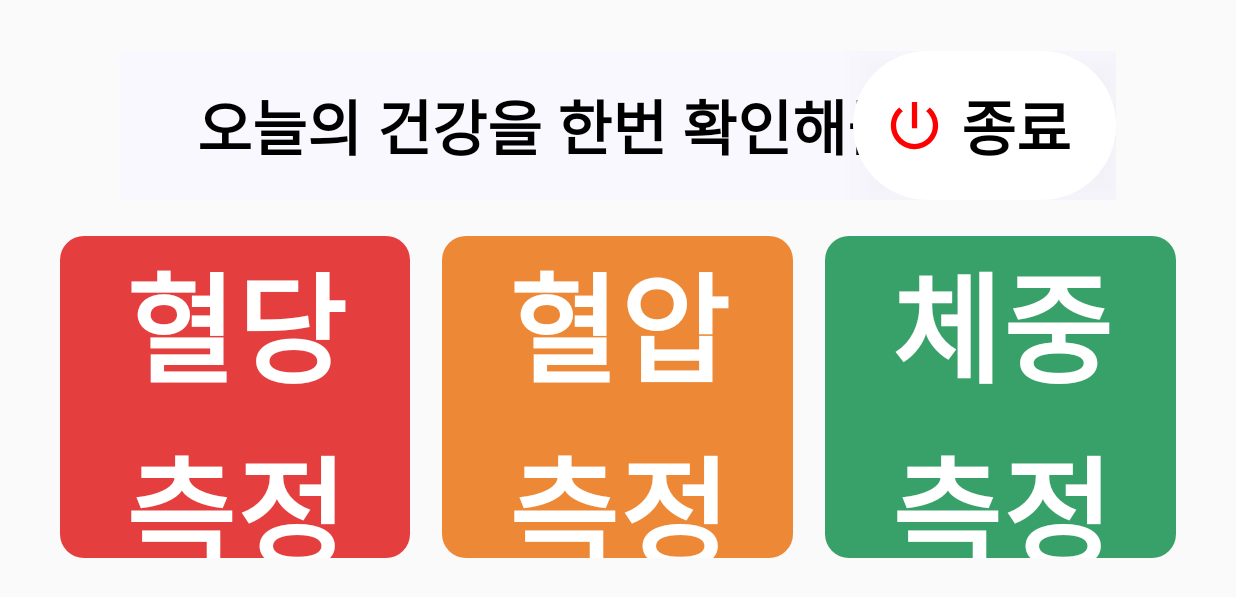
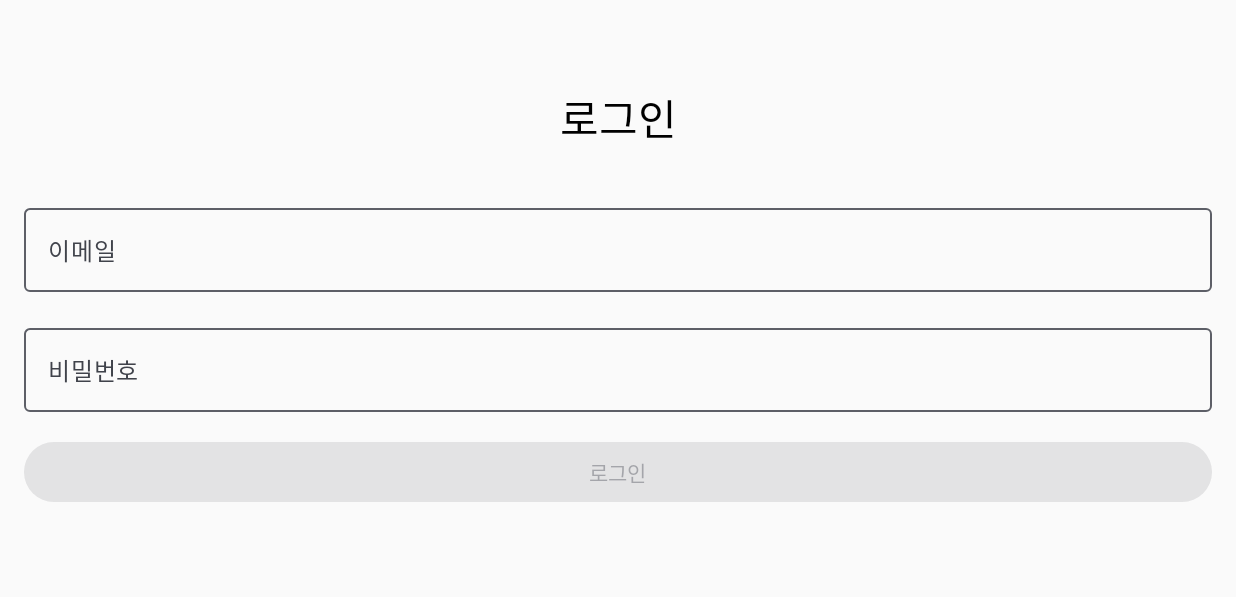
Before and after one commit to qkrtnfks128/MyApplication, an Android app built with Jetpack Compose: the screen it shows after launch (MainActivity), after a tap on "혈압", on a phone screen of 824 x 412 dp (held sideways). Shown: the top 597 px of the screen. Run offline under Robolectric (Android 15) with nearby library versions, the phone set to English and light mode, and no system bars; Roboto replaces fonts that are not available here.

Commit message:
AndroidManifest.xml에 MyApplication 클래스 추가, AppNavigation에 로그인 화면 추가 및 MainActivity에서 로그인 상태 확인 로직 구현. MainScreen에서 버튼 클릭 시 로그인 상태 체크 및 네비게이션 로직 추가.

```diff
--- a/app/src/main/AndroidManifest.xml
+++ b/app/src/main/AndroidManifest.xml
@@ -3,6 +3,7 @@
     xmlns:tools="http://schemas.android.com/tools">
 
     <application
+        android:name=".MyApplication"
         android:allowBackup="true"
         android:dataExtractionRules="@xml/data_extraction_rules"
         android:fullBackupContent="@xml/backup_rules"
--- /dev/null
+++ b/app/src/main/java/com/example/myapplication/MyApplication.kt
@@ -0,0 +1,29 @@
+package com.example.myapplication
+
+import android.app.Application
+import com.example.myapplication.controller.AuthController
+import com.example.myapplication.manager.UserManager
+import com.example.myapplication.repository.AuthRepository
+import com.example.myapplication.repository.AuthRepositoryImpl
+import com.example.myapplication.utils.LogManager
+
+private const val TAG = "MyApplication"
+class MyApplication : Application() {
+
+    override fun onCreate() {
+        super.onCreate()
+        initializeDependencies()
+        LogManager.info(TAG, "MyApplication created")
+    }
+
+    private fun initializeDependencies() {
+        // Repository 생성
+        val authRepository: AuthRepository = AuthRepositoryImpl()
+
+        // Controller 생성
+        val authController = AuthController(authRepository)
+
+        // UserManager 초기화
+        UserManager.initialize(authController)
+    }
+}
--- /dev/null
+++ b/app/src/main/java/com/example/myapplication/controller/AuthController.kt
@@ -0,0 +1,50 @@
+package com.example.myapplication.controller
+
+import com.example.myapplication.model.User
+import com.example.myapplication.repository.AuthRepository
+import kotlinx.coroutines.flow.Flow
+import kotlinx.coroutines.flow.MutableStateFlow
+import kotlinx.coroutines.flow.StateFlow
+import kotlinx.coroutines.flow.asStateFlow
+
+class AuthController(
+    private val authRepository: AuthRepository
+) {
+    private val _currentUser = MutableStateFlow<User?>(null)
+    val currentUser: StateFlow<User?> = _currentUser.asStateFlow()
+
+    suspend fun login(email: String, password: String): Result<User> {
+        return authRepository.login(email, password).also { result ->
+            result.onSuccess { user ->
+                _currentUser.value = user
+            }
+        }
+    }
+
+    suspend fun logout(): Result<Unit> {
+        return authRepository.logout().also { result ->
+            if (result.isSuccess) {
+                _currentUser.value = null
+            }
+        }
+    }
+
+    suspend fun getCurrentUser(): User? {
+        return authRepository.getCurrentUser().also { user ->
+            _currentUser.value = user
+        }
+    }
+
+    suspend fun updateUser(user: User) {
+        authRepository.saveUser(user)
+        _currentUser.value = user
+    }
+
+    fun observeUser(): Flow<User?> {
+        return currentUser
+    }
+
+    fun isLoggedIn(): Boolean {
+        return currentUser.value?.isLoggedIn == true
+    }
+}
--- /dev/null
+++ b/app/src/main/java/com/example/myapplication/manager/UserManager.kt
@@ -0,0 +1,47 @@
+package com.example.myapplication.manager
+
+import com.example.myapplication.controller.AuthController
+import com.example.myapplication.model.User
+import com.example.myapplication.utils.LogManager
+import kotlinx.coroutines.flow.StateFlow
+
+object UserManager {
+  private const val TAG = "UserManager"
+
+    private var authController: AuthController? = null
+
+    fun initialize(authController: AuthController) {
+        this.authController = authController
+        LogManager.info(TAG, "UserManager initialized")
+    }
+
+    fun getAuthController(): AuthController? {
+        return authController
+    }
+
+    suspend fun login(email: String, password: String): Result<User> {
+        return authController?.login(email, password)
+            ?: Result.failure(IllegalStateException("AuthController not initialized"))
+    }
+
+    suspend fun logout(): Result<Unit> {
+        return authController?.logout()
+            ?: Result.failure(IllegalStateException("AuthController not initialized"))
+    }
+
+    suspend fun getCurrentUser(): User? {
+        return authController?.getCurrentUser()
+    }
+
+    suspend fun updateUser(user: User) {
+        authController?.updateUser(user)
+    }
+
+    fun observeUser(): StateFlow<User?>? {
+        return authController?.currentUser
+    }
+
+    fun isLoggedIn(): Boolean {
+        return authController?.isLoggedIn() ?: false
+    }
+}
--- a/app/src/main/java/com/example/myapplication/navigation/AppNavigation.kt
+++ b/app/src/main/java/com/example/myapplication/navigation/AppNavigation.kt
@@ -7,6 +7,7 @@ import androidx.navigation.compose.composable
 import androidx.navigation.compose.rememberNavController
 import com.example.myapplication.page.MainScreen
 import com.example.myapplication.page.history.BloodSugarHistoryScreen
+import com.example.myapplication.page.login.LoginScreen
 
 // AppNavigation에서 사용할 네비게이션 관련 함수와 화면을 정의합니다.
 // MainScreen: 메인 화면
@@ -26,10 +27,14 @@ fun AppNavigation() {
         composable(Screen.BloodSugarHistory.route) {
             BloodSugarHistoryScreen(navController)
         }
+        composable(Screen.Login.route) {
+            LoginScreen(navController)
+        }
     }
 }
 
 sealed class Screen(val route: String) {
     object Main : Screen("main")
     object BloodSugarHistory : Screen("bloodSugarHistory")
+    object Login : Screen("login")
 }
--- a/app/src/main/java/com/example/myapplication/page/MainActivity.kt
+++ b/app/src/main/java/com/example/myapplication/page/MainActivity.kt
@@ -4,19 +4,45 @@ import android.os.Bundle
 import androidx.activity.ComponentActivity
 import androidx.activity.compose.setContent
 import androidx.activity.enableEdgeToEdge
+import androidx.lifecycle.lifecycleScope
+import com.example.myapplication.manager.UserManager
 import com.example.myapplication.navigation.AppNavigation
 import com.example.myapplication.ui.theme.MyApplicationTheme
+import com.example.myapplication.utils.LogManager
+import kotlinx.coroutines.launch
+
 // MainActivity는 앱의 진입점으로, AppNavigation을 통해 전체 네비게이션 구조를 관리합니다.
 // MyApplicationTheme를 적용하여 일관된 UI 스타일을 제공합니다.
 
 class MainActivity : ComponentActivity() {
+    companion object {
+        private const val TAG = "MainActivity"
+    }
+
     override fun onCreate(savedInstanceState: Bundle?) {
         super.onCreate(savedInstanceState)
         enableEdgeToEdge()
+
+        // 앱 시작 시 로그인 상태 확인
+        checkLoginStatus()
+
         setContent {
             MyApplicationTheme {
                 AppNavigation()
             }
         }
     }
+
+    private fun checkLoginStatus() {
+        lifecycleScope.launch {
+            val currentUser = UserManager.getCurrentUser()
+            if (currentUser == null) {
+                // 로그인되지 않은 경우 처리
+                // TODO: 로그인 화면으로 이동하거나 자동 로그인 시도
+                LogManager.info(TAG, "사용자가 로그인되지 않았습니다.")
+            } else {
+                LogManager.info(TAG, "현재 로그인된 사용자: ${currentUser.name}")
+            }
+        }
+    }
 }
--- a/app/src/main/java/com/example/myapplication/page/MainScreen.kt
+++ b/app/src/main/java/com/example/myapplication/page/MainScreen.kt
@@ -25,12 +25,17 @@ import com.example.myapplication.components.AppBar
 import com.example.myapplication.components.LeftButtonType
 import com.example.myapplication.navigation.Screen
 import com.example.myapplication.ui.theme.MyApplicationTheme
+import com.example.myapplication.manager.UserManager
+import com.example.myapplication.utils.LogManager
+
+
 
 // MainScreen은 메인 화면으로, 혈당, 혈압, 체중 측정 버튼을 포함합니다.
 // 각 버튼은 클릭 시 로그인화면 또는 해당 측정 화면으로 이동합니다.
-
+private const val TAG = "MainScreen"
 @Composable
 fun MainScreen(navController: NavController) {
+
     Column(
         modifier = Modifier
             .fillMaxSize()
@@ -42,6 +47,15 @@ fun MainScreen(navController: NavController) {
         AppBar(
             leftButtonType = LeftButtonType.NONE,
             centerWidget = {
+                Box(
+                    modifier = Modifier
+                        .clickable { /* 클릭 시 동작 추가 가능 */
+                            LogManager.userAction(TAG, "메인 앱바 중앙 텍스트 클릭")
+                            // 기관 선택이 되어있는지 확인
+                            //
+                        }
+                        .fillMaxWidth()
+                ) {
                     Text(
                         text = "오늘의 건강을 한번 확인해볼까요?",
                         style = TextStyle(
@@ -51,8 +65,10 @@ fun MainScreen(navController: NavController) {
                             fontWeight = FontWeight(600),
                             color = Color.Black,
                             textAlign = TextAlign.Center,
+                        ),
+                        modifier = Modifier.align(Alignment.Center)
                     )
-                )
+                }
             }
         )
 
@@ -67,6 +83,8 @@ fun MainScreen(navController: NavController) {
                 subtitle = "측정",
                 backgroundColor = Color(0xFFE53E3E), // 빨간색
                 onClick = {
+                    LogManager.userAction(TAG, "혈당 측정 버튼 클릭")
+                    LogManager.navigation(TAG, "MainScreen", "BloodSugarHistory")
                     navController.navigate(Screen.BloodSugarHistory.route)
                 },
                 modifier = Modifier.weight(1f)
@@ -79,7 +97,13 @@ fun MainScreen(navController: NavController) {
                 title = "혈압",
                 subtitle = "측정",
                 backgroundColor = Color(0xFFED8936), // 주황색
-                onClick = { /* 혈압 측정 로직 */ },
+                onClick = { /* 혈압 측정 로직 */
+                    LogManager.userAction(TAG, "혈압 측정 버튼 클릭")
+                    if (!com.example.myapplication.manager.UserManager.isLoggedIn()) {
+                        LogManager.navigation(TAG, "MainScreen", "Login")
+                        navController.navigate(Screen.Login.route)
+                        return@MeasurementButton
+                    }},
                 modifier = Modifier.weight(1f)
             )
 
@@ -90,7 +114,9 @@ fun MainScreen(navController: NavController) {
                 title = "체중",
                 subtitle = "측정",
                 backgroundColor = Color(0xFF38A169), // 초록색
-                onClick = { /* 체중 측정 로직 */ },
+                onClick = { /* 체중 측정 로직 */
+                    LogManager.userAction(TAG, "체중 측정 버튼 클릭")
+                   },
                 modifier = Modifier.weight(1f)
             )
         }
--- /dev/null
+++ b/app/src/main/java/com/example/myapplication/page/login/LoginScreen.kt
@@ -0,0 +1,153 @@
+package com.example.myapplication.page.login
+
+import androidx.compose.foundation.layout.*
+import androidx.compose.material3.*
+import androidx.compose.runtime.*
+import androidx.compose.ui.Alignment
+import androidx.compose.ui.Modifier
+import androidx.compose.ui.text.input.PasswordVisualTransformation
+import androidx.compose.ui.tooling.preview.Preview
+import androidx.compose.ui.unit.dp
+import androidx.lifecycle.compose.collectAsStateWithLifecycle
+import com.example.myapplication.manager.UserManager
+import com.example.myapplication.ui.theme.MyApplicationTheme
+import com.example.myapplication.utils.LogManager
+import kotlinx.coroutines.launch
+import androidx.navigation.NavController
+import androidx.navigation.compose.rememberNavController
+import android.widget.Toast
+import android.content.Context
+import androidx.compose.ui.platform.LocalContext
+
+        private const val TAG = "LoginScreen"
+@Composable
+fun LoginScreen(
+    navController: NavController
+) {
+
+    var email by remember { mutableStateOf("") }
+    var password by remember { mutableStateOf("") }
+    var isLoading by remember { mutableStateOf(false) }
+    var errorMessage by remember { mutableStateOf("") }
+
+    val scope = rememberCoroutineScope()
+    val currentUser = UserManager.observeUser()?.collectAsStateWithLifecycle()
+    val context = LocalContext.current
+    Column(
+        modifier = Modifier
+            .fillMaxSize()
+            .padding(16.dp),
+        horizontalAlignment = Alignment.CenterHorizontally,
+        verticalArrangement = Arrangement.Center
+    ) {
+        Text(
+            text = "로그인",
+            style = MaterialTheme.typography.headlineMedium
+        )
+
+        Spacer(modifier = Modifier.height(32.dp))
+
+        OutlinedTextField(
+            value = email,
+            onValueChange = { email = it },
+            label = { Text("이메일") },
+            modifier = Modifier.fillMaxWidth()
+        )
+
+        Spacer(modifier = Modifier.height(16.dp))
+
+        OutlinedTextField(
+            value = password,
+            onValueChange = { password = it },
+            label = { Text("비밀번호") },
+            visualTransformation = PasswordVisualTransformation(),
+            modifier = Modifier.fillMaxWidth()
+        )
+
+        Spacer(modifier = Modifier.height(16.dp))
+
+        if (errorMessage.isNotEmpty()) {
+            Text(
+                text = errorMessage,
+                color = MaterialTheme.colorScheme.error,
+                style = MaterialTheme.typography.bodySmall
+            )
+            Spacer(modifier = Modifier.height(16.dp))
+        }
+
+        Button(
+            onClick = {
+                scope.launch {
+                    isLoading = true
+                    errorMessage = ""
+
+                    val result = UserManager.login(email, password)
+                    result.fold(
+                        onSuccess = { user ->
+                          LogManager.auth(TAG, "로그인", true)
+
+                           Toast.makeText(context, "로그인 성공", Toast.LENGTH_SHORT).show()
+                        },
+                        onFailure = { exception ->
+                            LogManager.auth(TAG, "로그인", false)
+                            errorMessage = "로그인 실패: ${exception.message}"
+                        }
+                    )
+                    isLoading = false
+                }
+            },
+            modifier = Modifier.fillMaxWidth(),
+            enabled = !isLoading && email.isNotEmpty() && password.isNotEmpty()
+        ) {
+            if (isLoading) {
+                CircularProgressIndicator(
+                    modifier = Modifier.size(16.dp),
+                    color = MaterialTheme.colorScheme.onPrimary
+                )
+            } else {
+                Text("로그인")
+            }
+        }
+
+        Spacer(modifier = Modifier.height(16.dp))
+
+        // 현재 로그인된 사용자 정보 표시
+        currentUser?.value?.let { user ->
+            Card(
+                modifier = Modifier.fillMaxWidth()
+            ) {
+                Column(
+                    modifier = Modifier.padding(16.dp)
+                ) {
+                    Text(
+                        text = "현재 로그인된 사용자",
+                        style = MaterialTheme.typography.titleSmall
+                    )
+                    Text("이름: ${user.name}")
+                    Text("이메일: ${user.email}")
+
+                    Spacer(modifier = Modifier.height(8.dp))
+
+                    OutlinedButton(
+                        onClick = {
+                            scope.launch {
+                                UserManager.logout()
+                            }
+                        },
+                        modifier = Modifier.fillMaxWidth()
+                    ) {
+                        Text("로그아웃")
+                    }
+                }
+            }
+        }
+    }
+}
+
+@Preview(showBackground = true)
+@Composable
+fun LoginScreenPreview() {
+    MyApplicationTheme {
+        LoginScreen(rememberNavController())
+    }
+}
--- /dev/null
+++ b/app/src/main/java/com/example/myapplication/repository/AuthRepository.kt
@@ -0,0 +1,60 @@
+package com.example.myapplication.repository
+
+import com.example.myapplication.model.User
+import kotlinx.coroutines.flow.Flow
+
+interface AuthRepository {
+    suspend fun login(email: String, password: String): Result<User>
+    suspend fun logout(): Result<Unit>
+    suspend fun getCurrentUser(): User?
+    suspend fun saveUser(user: User)
+    suspend fun clearUser()
+    fun observeUser(): Flow<User?>
+}
+
+class AuthRepositoryImpl : AuthRepository {
+    private var currentUser: User? = null
+
+    override suspend fun login(email: String, password: String): Result<User> {
+        return try {
+            // TODO: 실제 API 호출로 대체
+            val user = User(
+                id = "user_${System.currentTimeMillis()}",
+                email = email,
+                name = "사용자",
+                isLoggedIn = true,
+                lastLoginTime = System.currentTimeMillis()
+            )
+            currentUser = user
+            Result.success(user)
+        } catch (e: Exception) {
+            Result.failure(e)
+        }
+    }
+
+    override suspend fun logout(): Result<Unit> {
+        return try {
+            currentUser = null
+            Result.success(Unit)
+        } catch (e: Exception) {
+            Result.failure(e)
+        }
+    }
+
+    override suspend fun getCurrentUser(): User? {
+        return currentUser
+    }
+
+    override suspend fun saveUser(user: User) {
+        currentUser = user
+    }
+
+    override suspend fun clearUser() {
+        currentUser = null
+    }
+
+    override fun observeUser(): Flow<User?> {
+        // TODO: 실제 Flow 구현으로 대체
+        return kotlinx.coroutines.flow.flowOf(currentUser)
+    }
+}
--- /dev/null
+++ b/app/src/main/java/com/example/myapplication/utils/LogManager.kt
@@ -0,0 +1,86 @@
+package com.example.myapplication.utils
+
+import android.util.Log
+
+/**
+ * 앱 전체에서 사용할 공통 로그 매니저
+ * 디버그/릴리즈 빌드에 따라 로그 레벨을 조정하고,
+ * 태그를 통한 로그 분류를 제공합니다.
+ */
+object LogManager {
+
+    private const val TAG_PREFIX = "MyApp"
+
+    /**
+     * 디버그 로그 출력
+     * @param tag 로그 태그 (클래스명 권장)
+     * @param message 로그 메시지
+     */
+    fun debug(tag: String, message: String) {
+
+            Log.d("$TAG_PREFIX-$tag", message)
+
+    }
+
+    /**
+     * 정보 로그 출력
+     * @param tag 로그 태그 (클래스명 권장)
+     * @param message 로그 메시지
+     */
+    fun info(tag: String, message: String) {
+        Log.i("$TAG_PREFIX-$tag", message)
+    }
+
+    /**
+     * 경고 로그 출력
+     * @param tag 로그 태그 (클래스명 권장)
+     * @param message 로그 메시지
+     */
+    fun warning(tag: String, message: String) {
+        Log.w("$TAG_PREFIX-$tag", message)
+    }
+
+    /**
+     * 에러 로그 출력
+     * @param tag 로그 태그 (클래스명 권장)
+     * @param message 로그 메시지
+     * @param throwable 예외 객체 (선택사항)
+     */
+    fun error(tag: String, message: String, throwable: Throwable? = null) {
+        Log.e("$TAG_PREFIX-$tag", message, throwable)
+    }
+
+    /**
+     * 사용자 액션 로그 출력 (버튼 클릭, 화면 이동 등)
+     * @param tag 로그 태그 (클래스명 권장)
+     * @param action 액션 설명
+     */
+    fun userAction(tag: String, action: String) {
+
+            Log.d("$TAG_PREFIX-$tag", "사용자 액션: $action")
+
+    }
+
+    /**
+     * 네비게이션 로그 출력
+     * @param tag 로그 태그 (클래스명 권장)
+     * @param from 현재 화면
+     * @param to 이동할 화면
+     */
+    fun navigation(tag: String, from: String, to: String) {
+
+            Log.d("$TAG_PREFIX-$tag", "네비게이션: $from -> $to")
+
+    }
+
+    /**
+     * 인증 관련 로그 출력
+     * @param tag 로그 태그 (클래스명 권장)
+     * @param action 인증 액션 (로그인, 로그아웃, 회원가입 등)
+     * @param success 성공 여부
+     */
+    fun auth(tag: String, action: String, success: Boolean) {
+        val status = if (success) "성공" else "실패"
+        Log.i("$TAG_PREFIX-$tag", "인증 $action: $status")
+    }
+}
```
Also changed, not shown: app/src/main/java/com/example/myapplication/model/User.kt (added, +9 -0 lines), 6 other files. Lines whose indentation alone changed are shown as unchanged.
